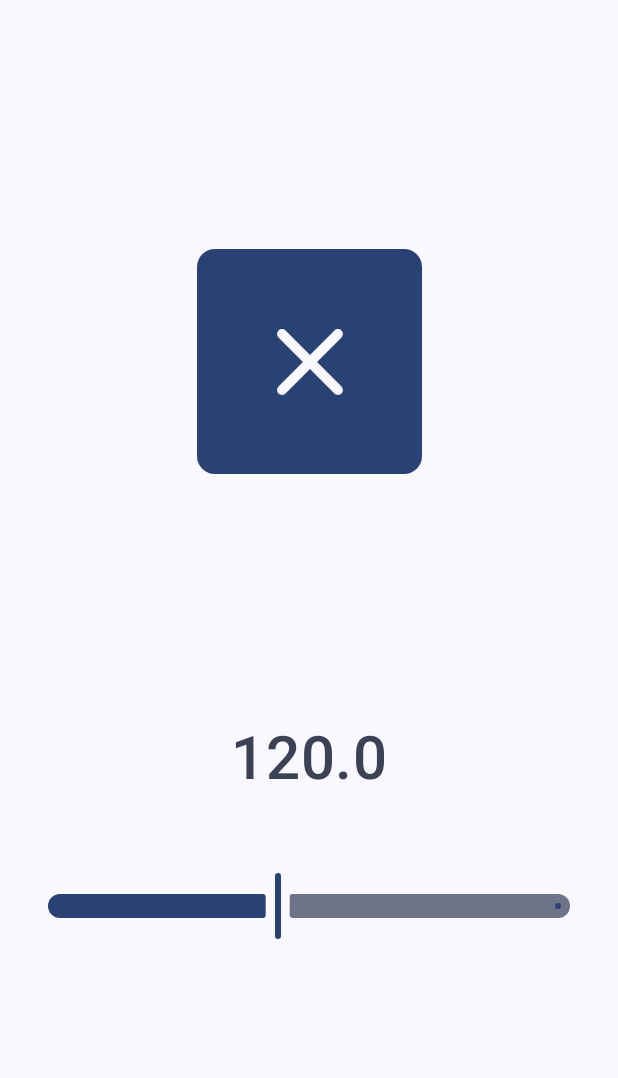
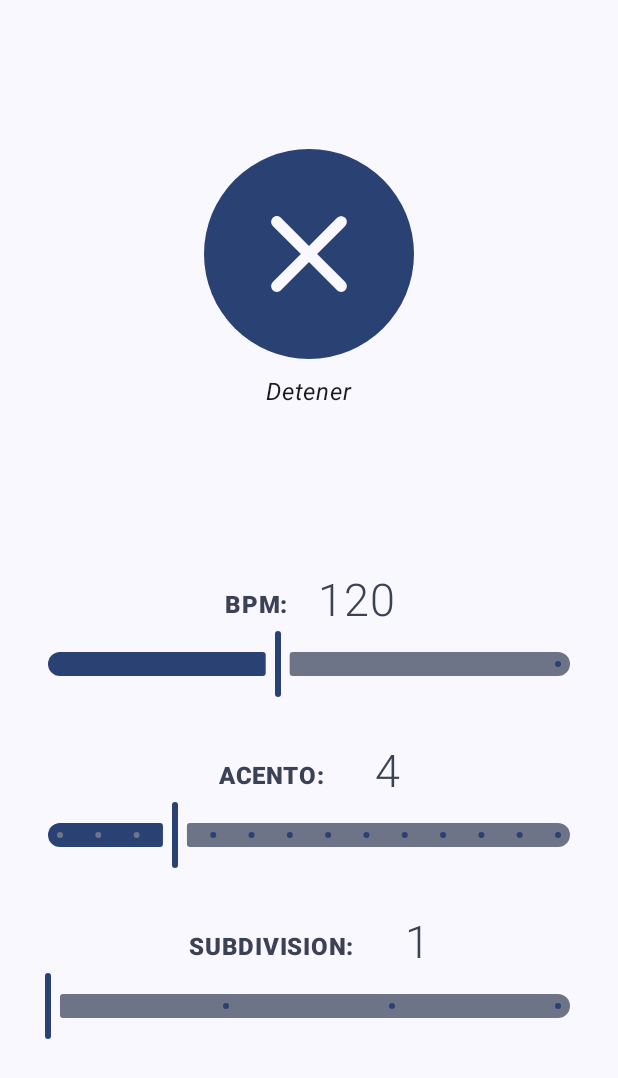
Before and after one commit to manugarciat/el-metronomo, an Android app built with Jetpack Compose: the screen it shows after launch (MainActivity), after a tap on "Iniciar", on a phone screen of 412 x 824 dp. Shown: the top 1078 px of the screen. Run offline under Robolectric (Android 15) with nearby library versions, the phone set to English and light mode, and no system bars; our stand-ins replace accompanist; 3 statements that could not run were skipped.

Commit message:
Implementacion de acentuación + sliders

```diff
--- a/app/src/main/java/com/mnlgt/elmetronomo/FabricaAudioTrack.kt
+++ b/app/src/main/java/com/mnlgt/elmetronomo/FabricaAudioTrack.kt
@@ -14,7 +14,7 @@ fun obtenerAudioTrack(): AudioTrack {
         sampleRate,
         AudioFormat.CHANNEL_OUT_MONO,
         AudioFormat.ENCODING_PCM_16BIT
-    ) * 4 //multiplico por 4 para mejorar rendimiento cuando cambia configuracion por ejemplo
+    ) * 3 //multiplico por 4 para mejorar rendimiento cuando cambia configuracion por ejemplo
 
     //audiotrack
     val audioTrack: AudioTrack
--- a/app/src/main/java/com/mnlgt/elmetronomo/MainActivity.kt
+++ b/app/src/main/java/com/mnlgt/elmetronomo/MainActivity.kt
@@ -19,9 +19,8 @@ class MainActivity : ComponentActivity() {
     override fun onCreate(savedInstanceState: Bundle?) {
 
         val metronomoAudioTrack = MetronomoAudioTrack()
-        val metronomo = Metronomo(metronomoAudioTrack)
 
-        val viewModelFactory = MetronomoViewModelFactory(metronomo)
+        val viewModelFactory = MetronomoViewModelFactory(metronomoAudioTrack)
         val viewModel =
             ViewModelProvider(this, viewModelFactory)[MetronomoViewModel::class.java]
 
--- a/app/src/main/java/com/mnlgt/elmetronomo/MetronomoAudioTrack.kt
+++ b/app/src/main/java/com/mnlgt/elmetronomo/MetronomoAudioTrack.kt
@@ -30,6 +30,12 @@ class MetronomoAudioTrack {
     private var _tempo: Float = tempoInicial
     private var _subdivision: Int = subDivInicial
     private var _acentoRate: Int = acentoInicial
+
+    //variables para detener:
+    private var beginStop: Boolean = false
+    private var fadeLength: Int = 3000
+    private var fadePosition: Int = 0
+    private var detenerAhora: Boolean = false
 
 
     //genera sample para reproducir, el largo es en cantidad de samples, devuelve array de numeros entre -1 y 1 (Double)
@@ -71,6 +77,14 @@ class MetronomoAudioTrack {
 
     suspend fun iniciar() {
 
+        sndPosition = 0
+        silPosition = 0
+        beatPosition = 1
+
+        fadePosition = 0
+        beginStop = false
+        detenerAhora = false
+
         val tick = generateSample(_audioTrack.sampleRate / 8, 360.0)
         val acento = generateSample(_audioTrack.sampleRate / 8, 432.0)
 
@@ -79,12 +93,15 @@ class MetronomoAudioTrack {
 
         _audioTrack.play()
 
-        while (true) {
+        withContext(Dispatchers.Default) {
+            while (!detenerAhora) {
 
-            withContext(Dispatchers.Default) {
                 imprimirAudio(tick16bit, acento16bit)
                 _audioTrack.write(_generatedSnd, 0, _generatedSnd.size)
             }
+
+            _audioTrack.stop()
+            //_audioTrack.release()
         }
     }
 
@@ -97,12 +114,12 @@ class MetronomoAudioTrack {
 
             if (sndPosition < sonido.size) {
 
-                if (sndPosition < sonido.size - 1000) {
+                if (sndPosition < sonido.size - 4000) {
                     _generatedSnd[i] =
                         sonido[sndPosition]
                 } else {
                     _generatedSnd[i] =
-                        (sonido[sndPosition] * ((sonido.size - sndPosition) / 1000.0)).toInt()
+                        (sonido[sndPosition] * ((sonido.size - sndPosition) / 4000.0)).toInt()
                             .toShort()
                 }
                 sndPosition++
@@ -116,6 +133,17 @@ class MetronomoAudioTrack {
                     else beatPosition = 1
                 }
             }
+            if (beginStop) {
+                if (fadePosition >= fadeLength) {
+                    detenerAhora = true
+                    _generatedSnd[i] = 0
+                } else {
+                    //genera fade out
+                    _generatedSnd[i] = (_generatedSnd[i] * ((fadeLength - fadePosition) / fadeLength.toFloat())).toInt().toShort()
+                    fadePosition++
+                }
+
+            }
         }
     }
 
@@ -124,4 +152,20 @@ class MetronomoAudioTrack {
         _acentoRate = a
     }
 
+    fun setTempo(t: Float) {
+        _tempo = t
+    }
+
+    fun detener() {
+        beginStop = true
+    }
+
+    fun setAcento(acento: Int) {
+        _acentoRate = acento
+    }
+
+    fun setSubdivision(sub: Int) {
+        _subdivision = sub
+    }
+
 }
--- a/app/src/main/java/com/mnlgt/elmetronomo/ui/MetronomoScreen.kt
+++ b/app/src/main/java/com/mnlgt/elmetronomo/ui/MetronomoScreen.kt
@@ -1,9 +1,12 @@
 package com.mnlgt.elmetronomo.ui
 
+import androidx.compose.animation.core.EaseInCirc
 import androidx.compose.foundation.layout.Arrangement
 import androidx.compose.foundation.layout.Column
+import androidx.compose.foundation.layout.Row
 import androidx.compose.foundation.layout.padding
 import androidx.compose.foundation.layout.size
+import androidx.compose.foundation.layout.width
 import androidx.compose.foundation.shape.CircleShape
 import androidx.compose.material.icons.Icons
 import androidx.compose.material.icons.rounded.Close
@@ -22,7 +25,9 @@ import androidx.compose.runtime.rememberCoroutineScope
 import androidx.compose.ui.Alignment
 import androidx.compose.ui.Modifier
 import androidx.compose.ui.res.stringResource
+import androidx.compose.ui.text.font.FontStyle
 import androidx.compose.ui.text.font.FontWeight
+import androidx.compose.ui.text.style.TextAlign
 import androidx.compose.ui.tooling.preview.Preview
 import androidx.compose.ui.unit.dp
 import androidx.compose.ui.unit.sp
@@ -42,10 +47,14 @@ fun MetronomoScreen(modifier: Modifier, viewModel: MetronomoViewModel) {
         horizontalAlignment = Alignment.CenterHorizontally
     ) {
 
+
+        Column(
+            horizontalAlignment = Alignment.CenterHorizontally
+        ) {
             Button(
                 onClick = { coroutineScope.launch { viewModel.aprietaBoton() } },
-            shape = ShapeDefaults.Medium,
-            modifier = Modifier.size(150.dp)
+                shape = CircleShape,
+                modifier = Modifier.size(140.dp)
             ) {
 
                 Icon(
@@ -53,48 +62,113 @@ fun MetronomoScreen(modifier: Modifier, viewModel: MetronomoViewModel) {
                     contentDescription =
                     if (uiState.andando) stringResource(id = R.string.detener)
                     else stringResource(id = R.string.iniciar),
-                modifier = Modifier.size(80.dp),
+                    modifier = Modifier.size(180.dp),
                     tint = MaterialTheme.colorScheme.background
                 )
+            }
+            Text(
+                text = if (uiState.andando) stringResource(id = R.string.detener)
+                else stringResource(id = R.string.iniciar),
+                modifier = Modifier.padding(10.dp),
+                fontWeight = FontWeight.Normal,
+                fontStyle = FontStyle.Italic
+            )
+
         }
 
         Column(
             horizontalAlignment = Alignment.CenterHorizontally
         ) {
+            Row(
+                verticalAlignment = Alignment.Bottom
+            ) {
                 Text(
-                text = uiState.bpm.toString(),
-                fontSize = 40.sp,
+                    text = "BPM:",
+                    modifier = Modifier
+                        .padding(end = 10.dp, bottom = 3.dp),
+                    fontWeight = FontWeight.Black,
+                    color = MaterialTheme.colorScheme.secondary
+                )
+
+                Text(
+                    text = uiState.bpm.toInt().toString(),
+                    fontSize = 30.sp,
                     color = MaterialTheme.colorScheme.secondary,
-                fontWeight = FontWeight.Medium,
-                modifier = Modifier.padding(bottom = 20.dp)
+                    fontWeight = FontWeight.Light,
+                    modifier = Modifier.width(60.dp),
+                    textAlign = TextAlign.Right
                 )
+            }
+
+
             Slider(
-                modifier = Modifier.padding(30.dp),
+                modifier = Modifier.padding(start = 30.dp, end = 30.dp, bottom = 30.dp),
                 value = uiState.bpm,
                 onValueChange = { tempo -> viewModel.setTempo(tempo) },
                 valueRange = 10F..260F,
                 colors = SliderDefaults.colors()
             )
+
+            Row(
+                verticalAlignment = Alignment.Bottom
+            ) {
+                Text(
+                    text = "ACENTO:",
+                    modifier = Modifier
+                        .padding(end = 10.dp, bottom = 3.dp),
+                    fontWeight = FontWeight.Black,
+                    color = MaterialTheme.colorScheme.secondary
+                )
+
+                Text(
+                    text = uiState.acento.toString(),
+                    fontSize = 30.sp,
+                    color = MaterialTheme.colorScheme.secondary,
+                    fontWeight = FontWeight.Light,
+                    modifier = Modifier.width(40.dp),
+                    textAlign = TextAlign.Right
+                )
+            }
+
+            Slider(
+                modifier = Modifier.padding(start = 30.dp, end = 30.dp, bottom = 30.dp),
+                value = uiState.acento.toFloat(),
+                onValueChange = { a -> viewModel.setAcento(a.toInt()) },
+                valueRange = 1F..14F,
+                colors = SliderDefaults.colors(),
+                steps = 12
+            )
+
+            Row(
+                verticalAlignment = Alignment.Bottom
+            ) {
+                Text(
+                    text = "SUBDIVISION:",
+                    modifier = Modifier
+                        .padding(end = 10.dp, bottom = 3.dp),
+                    fontWeight = FontWeight.Black,
+                    color = MaterialTheme.colorScheme.secondary
+                )
+
+                Text(
+                    text = uiState.subdivision.toString(),
+                    fontSize = 30.sp,
+                    color = MaterialTheme.colorScheme.secondary,
+                    fontWeight = FontWeight.Light,
+                    modifier = Modifier.width(40.dp),
+                    textAlign = TextAlign.Right
+                )
+            }
+
+            Slider(
+                modifier = Modifier.padding(start = 30.dp, end = 30.dp, bottom = 30.dp),
+                value = uiState.subdivision.toFloat(),
+                onValueChange = {a -> viewModel.setSubdivision(a.toInt())  },
+                valueRange = 1F..4F,
+                colors = SliderDefaults.colors(),
+                steps = 2
+            )
         }
 
     }
 }
-
-@Preview(showBackground = true, showSystemUi = true)
-@Composable
-fun DefaultPreview() {
-    ElMetronomoTheme {
-        Column() {
-
-            Button(onClick = { }) {
-                Text(text = "Start")
-            }
-            Slider(
-                value = 60.0F,
-                onValueChange = { },
-                valueRange = 10F..500F
-            )
-            Text(text = "60")
-        }
-    }
-}
--- a/app/src/main/java/com/mnlgt/elmetronomo/ui/MetronomoUiState.kt
+++ b/app/src/main/java/com/mnlgt/elmetronomo/ui/MetronomoUiState.kt
@@ -1,10 +1,11 @@
 package com.mnlgt.elmetronomo.ui
 
+import com.mnlgt.elmetronomo.data.acentoInicial
 import com.mnlgt.elmetronomo.data.tempoInicial
 
 data class MetronomoUiState(
     var bpm: Float = tempoInicial,
     var andando: Boolean = false,
-    var acento: Int = 0,
+    var acento: Int = acentoInicial,
     var subdivision: Int = 1
 )
--- a/app/src/main/java/com/mnlgt/elmetronomo/ui/MetronomoViewModelFactory.kt
+++ b/app/src/main/java/com/mnlgt/elmetronomo/ui/MetronomoViewModelFactory.kt
@@ -3,8 +3,9 @@ package com.mnlgt.elmetronomo.ui
 import androidx.lifecycle.ViewModel
 import androidx.lifecycle.ViewModelProvider
 import com.mnlgt.elmetronomo.Metronomo
+import com.mnlgt.elmetronomo.MetronomoAudioTrack
 
-class MetronomoViewModelFactory(private val metronomo: Metronomo) : ViewModelProvider.Factory {
+class MetronomoViewModelFactory(private val metronomo: MetronomoAudioTrack) : ViewModelProvider.Factory {
 
     @Suppress("UNCHECKED_CAST")
     override fun <T : ViewModel> create(modelClass: Class<T>): T {
--- a/app/src/main/java/com/mnlgt/elmetronomo/ui/theme/Color.kt
+++ b/app/src/main/java/com/mnlgt/elmetronomo/ui/theme/Color.kt
@@ -14,4 +14,4 @@ val VerdeClaro = Color(0xFFC0CA33)
 
 val colorFondo = Color(0xFFF2865E)
 val primarioAmarillo = Color(0xFFF2CF1D)
-val oscuro= Color(0xFF0D0D0D)
+val oscuro= Color(0xFF241D1D)
```
Also changed, not shown: app/src/main/java/com/mnlgt/elmetronomo/ui/MetronomoViewModel.kt (+25 -15 lines). Lines whose indentation alone changed are shown as unchanged.
